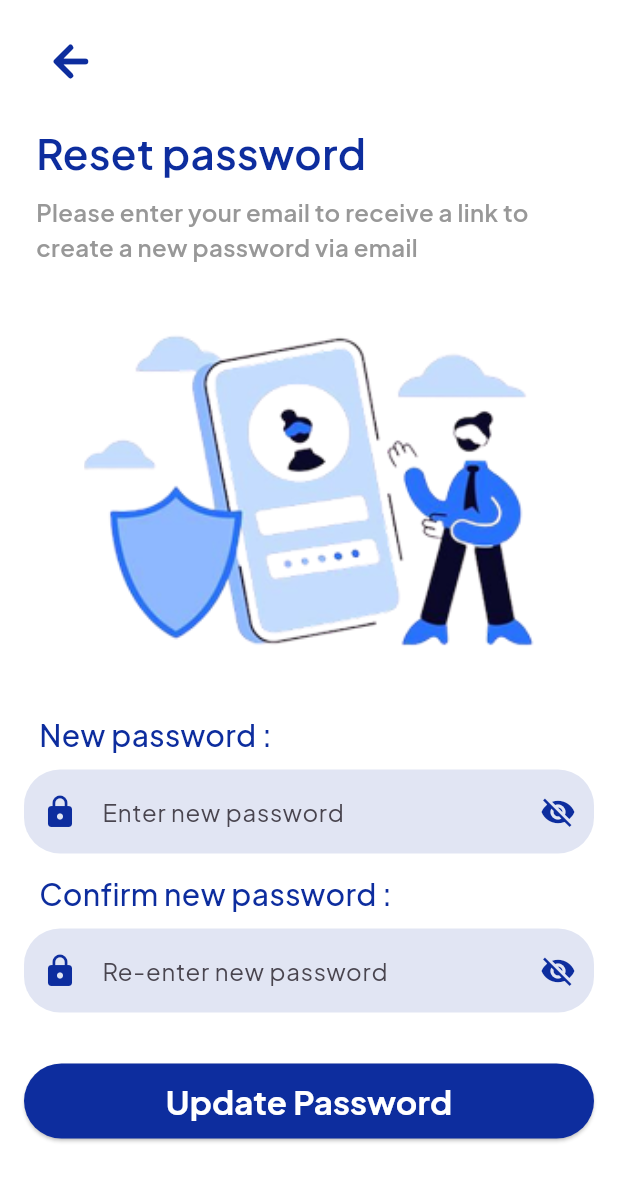
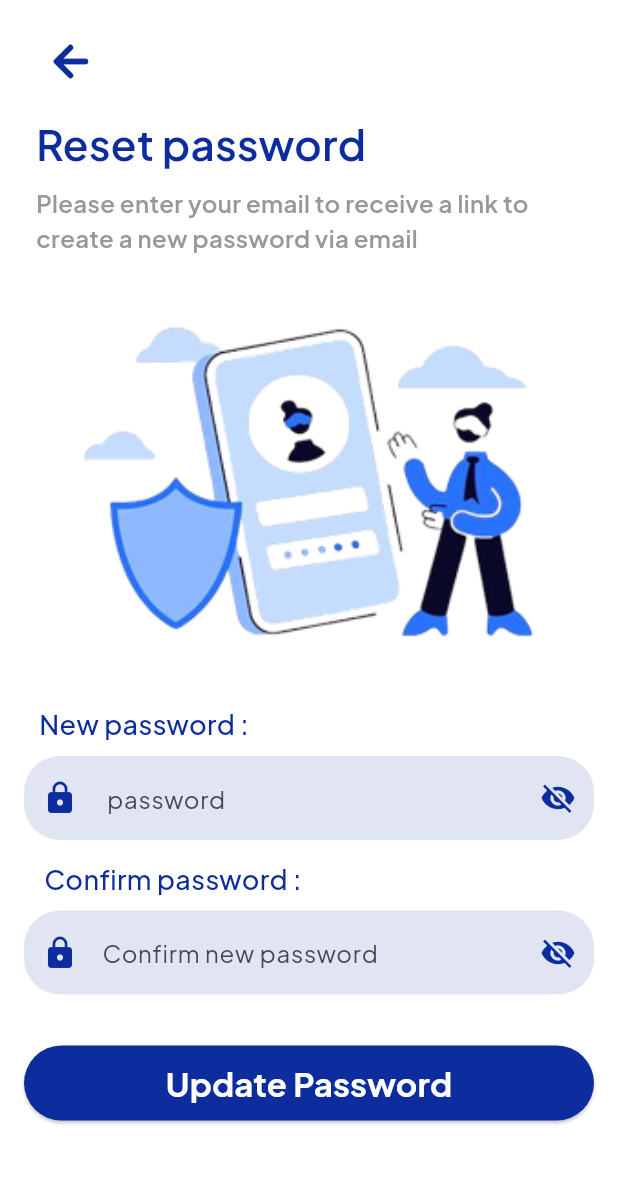
Before and after one commit to Yasmeen-Adel/SALAMATY, a Flutter app: the ResetPasswordScreen screen opened by its route, on a phone screen of 412 x 824 dp. Shown: the top 1181 px of the screen. Run offline on Flutter 3.47's test engine with Material 3 defaults, Android fonts, the phone set to English and light mode, and no system bars; our stand-ins replace animated_text_kit, flutter_svg, font_awesome_flutter, get_it, lottie, shared_preferences; missing offline and left inert: glaze_nav_bar, otp_plus; accounts and stored records are empty.

Commit message:
Fix issues

```diff
--- a/lib/core/widgets/custom_text_field_label.dart
+++ b/lib/core/widgets/custom_text_field_label.dart
@@ -16,7 +16,7 @@ final String labelText;
         child: Text(
           labelText,
           style: TextStyle(
-            fontSize: 20,
+            fontSize: 18,
             color: AppColors.primaryColor,
             fontWeight: FontWeight.w500,
           ),
--- a/lib/features/authentication/reset password/presentation/view/widgets/reset_password_screen_body.dart
+++ b/lib/features/authentication/reset password/presentation/view/widgets/reset_password_screen_body.dart
@@ -21,7 +21,7 @@ class ResetPasswordScreenBody extends StatelessWidget {
           children: [
             SizedBox(height: 16),
             ArrowBack(),
-            SizedBox(height: 16),
+            SizedBox(height: 10),
             CustomScreenTitle(title: 'Reset password'),
             SizedBox(height: 8),
             CustomScreenSubtitle(
@@ -34,16 +34,16 @@ class ResetPasswordScreenBody extends StatelessWidget {
               labelText: 'New password : ',
             ),
             CustomTextField(
-              hintText: 'Enter new password',
+              hintText: ' password',
               prefixIcon: Icons.lock,
               isPassword: true,
             ),
             SizedBox(height: 5),
             CustomTextFieldLabel(
-              labelText: 'Confirm new password : ',
+              labelText: ' Confirm password : ',
             ),
             CustomTextField(
-              hintText: 'Re-enter new password',
+              hintText: 'Confirm new password',
               prefixIcon: Icons.lock,
               isPassword: true,
             ),
@@ -61,7 +61,7 @@ class ResetPasswordScreenBody extends StatelessWidget {
               },
             ),
             SizedBox(
-              height: 24,
+              height: 30,
             )
           ],
         ),
```
Also changed, not shown: lib/features/authentication/SignUp/presentation/view/widgets/sign_up_screen_body.dart (+4 -4 lines).
